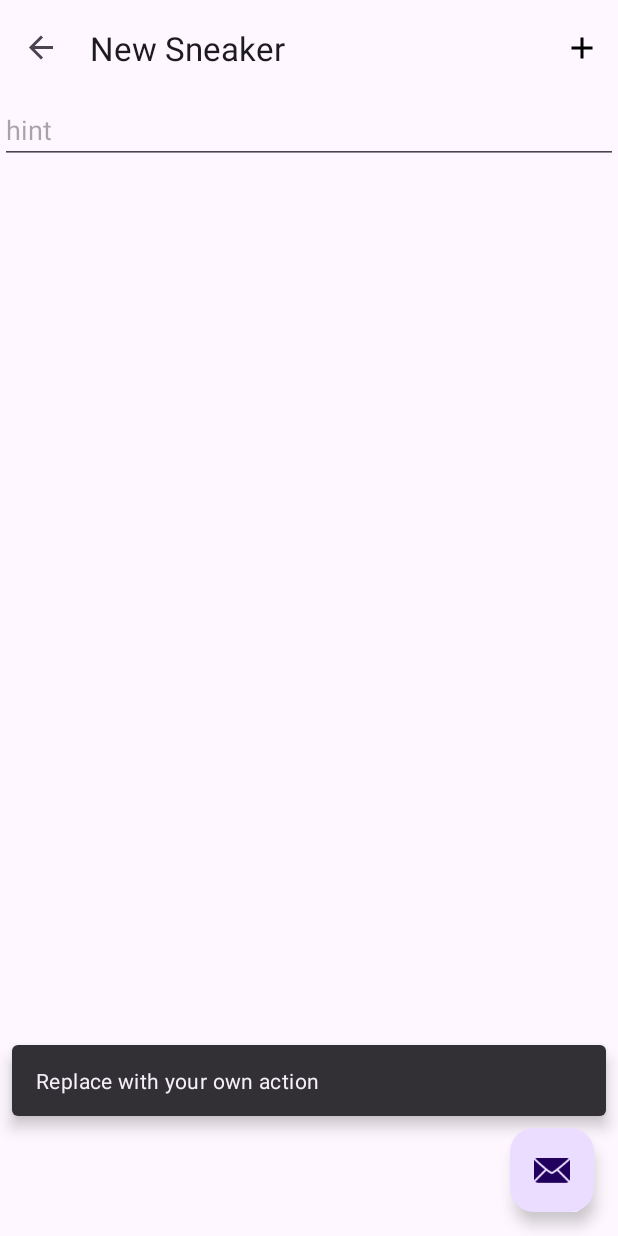
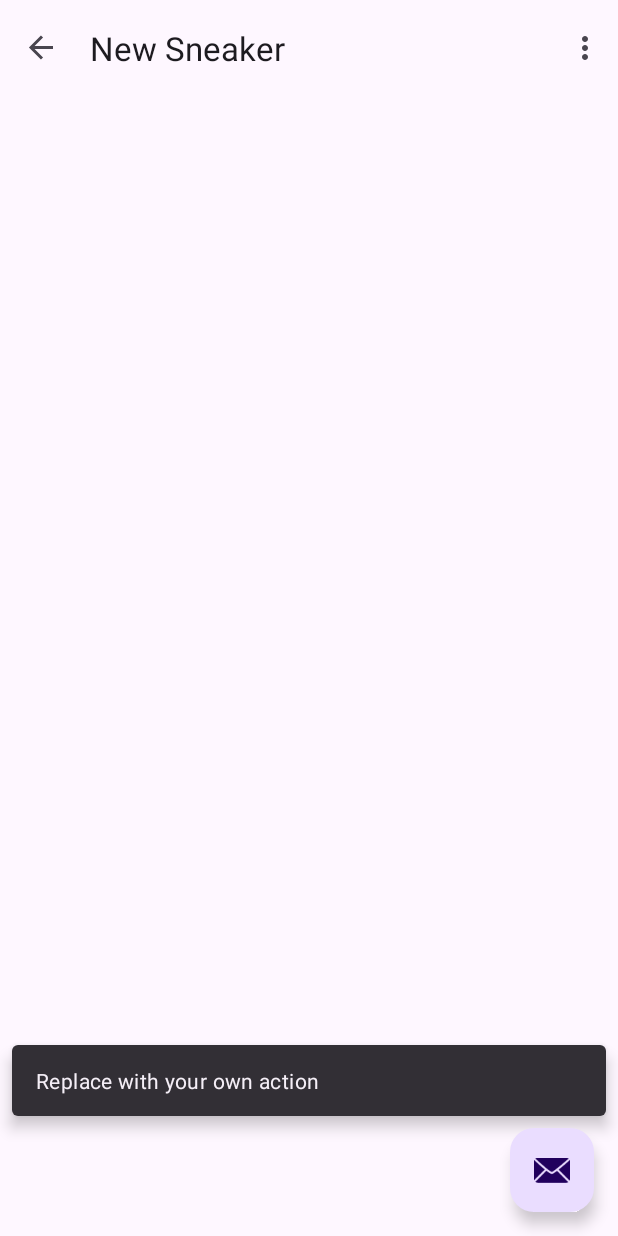
Before and after one commit to IvoPinela/Sapatilhas, an Android app: the NewSapatilhaFragment screen opened through its navigation route, after a tap on an icon or button, on a phone screen of 412 x 824 dp. Run offline under Robolectric (Android 15) with nearby library versions, the phone set to English and light mode, and no system bars; our stand-ins replace navigation-ui.

Commit message:
Correção de erros

```diff
--- a/app/src/main/java/pt/ipg/sapatilhas/MainActivity.kt
+++ b/app/src/main/java/pt/ipg/sapatilhas/MainActivity.kt
@@ -69,7 +69,7 @@ class MainActivity : AppCompatActivity() {
             is SneakerListFragment -> (fragment as SneakerListFragment).processaOpcaoMenu(item)
             else -> false
         }
-        return if (!opcaoProcessada) {
+        return if (opcaoProcessada) {
             true
         } else {
             super.onOptionsItemSelected(item)
--- a/app/src/main/java/pt/ipg/sapatilhas/NewSapatilhaFragment.kt
+++ b/app/src/main/java/pt/ipg/sapatilhas/NewSapatilhaFragment.kt
@@ -31,7 +31,7 @@ class NewSapatilhaFragment : Fragment() {
 
         val activity=(activity as MainActivity)
         activity.fragment=this
-        activity.idMenuAtual=R.menu.menu_lista_sapatilhas
+        activity.idMenuAtual=R.menu.menu_main
     }
 
     override fun onDestroyView() {
--- a/app/src/main/java/pt/ipg/sapatilhas/SobreFragment.kt
+++ b/app/src/main/java/pt/ipg/sapatilhas/SobreFragment.kt
@@ -37,7 +37,7 @@ class SobreFragment : Fragment() {
         }
         val activity=(activity as MainActivity)
         activity.fragment=this
-        activity.idMenuAtual=R.menu.menu_lista_sapatilhas
+        activity.idMenuAtual=R.menu.menu_main
     }
 
     override fun onDestroyView() {
--- a/app/src/main/res/layout/fragment_new_sapatilha.xml
+++ b/app/src/main/res/layout/fragment_new_sapatilha.xml
@@ -3,23 +3,4 @@
     xmlns:tools="http://schemas.android.com/tools"
     android:layout_width="match_parent"
     android:layout_height="match_parent"
-    tools:context=".NewSapatilhaFragment">
-
-    <!-- TODO: Update blank fragment layout -->
-
-    <com.google.android.material.textfield.TextInputLayout
-        android:layout_width="240dp"
-        android:layout_height="wrap_content"
-        tools:layout_editor_absoluteX="1dp"
-        tools:layout_editor_absoluteY="125dp">
-
-    </com.google.android.material.textfield.TextInputLayout>
-
-    <com.google.android.material.textfield.TextInputEditText
-        android:layout_width="match_parent"
-        android:layout_height="wrap_content"
-        android:hint="hint"
-        tools:layout_editor_absoluteX="14dp"
-        tools:layout_editor_absoluteY="22dp" />
-
-</androidx.constraintlayout.widget.ConstraintLayout>
+    tools:context=".NewSapatilhaFragment"/>
```
Also changed, not shown: app/src/main/java/pt/ipg/sapatilhas/NewSapatilhaFragment2.kt (deleted, +0 -11 lines), app/src/main/java/pt/ipg/sapatilhas/SneakerListFragment.kt (+10 -8 lines).
